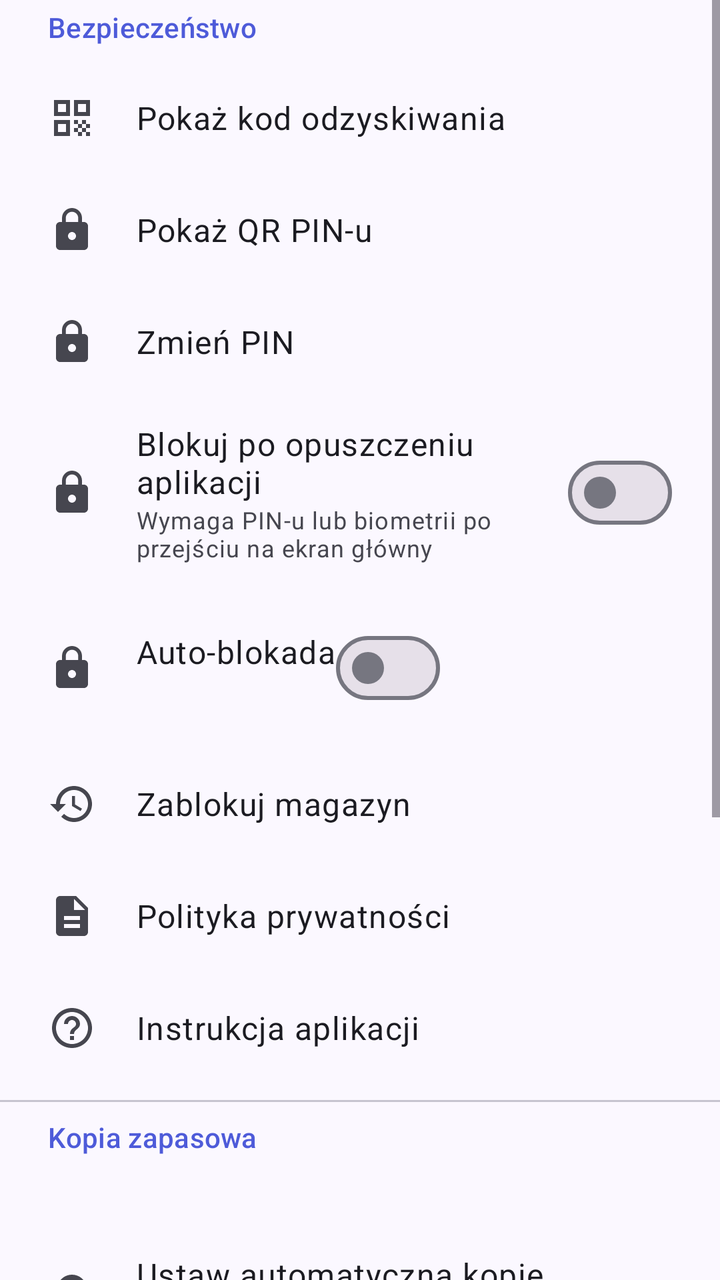
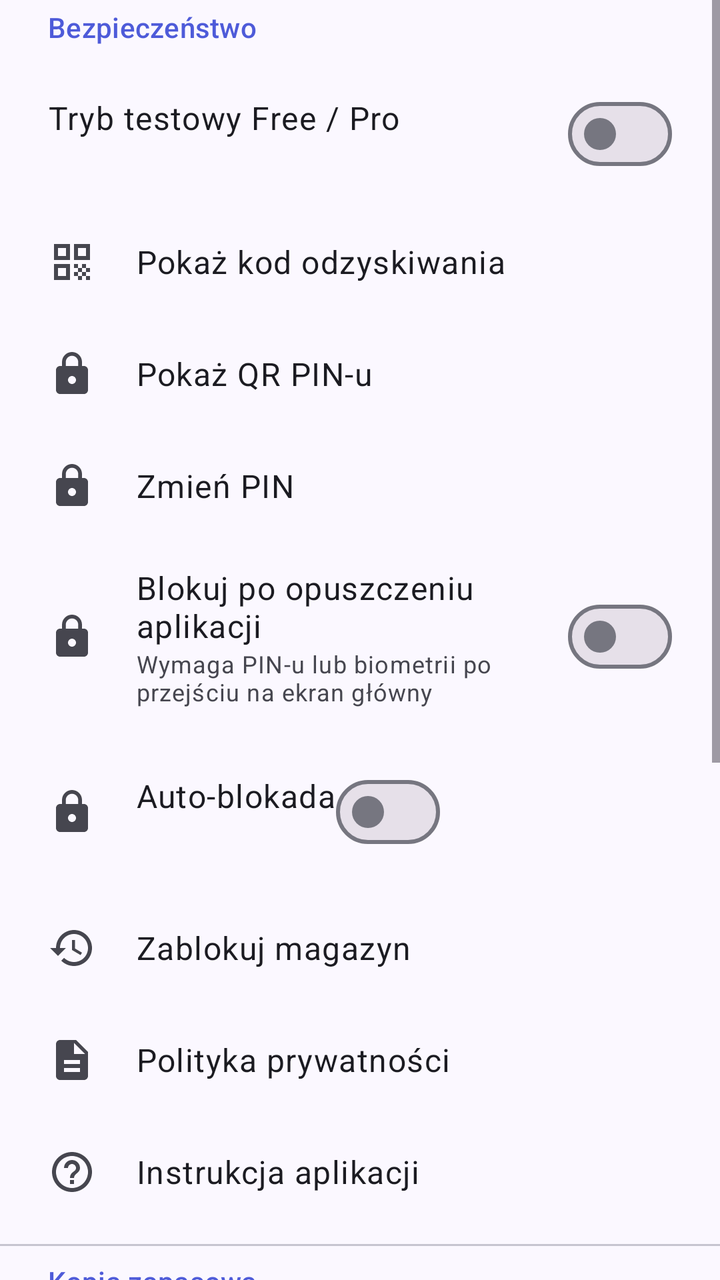

Before-and-after screenshots of an Android layout around one commit, followed by the original layout XML and the change that was made.
<!-- AndroidManifest.xml: application theme Theme.SecurePasswordManager -->
<!-- res/layout/dialog_settings.xml -->
<?xml version="1.0" encoding="utf-8"?>
<ScrollView xmlns:android="http://schemas.android.com/apk/res/android"
    xmlns:app="http://schemas.android.com/apk/res-auto"
    android:layout_width="match_parent"
    android:layout_height="wrap_content"
    android:maxHeight="480dp">

    <LinearLayout
        android:layout_width="match_parent"
        android:layout_height="wrap_content"
        android:orientation="vertical"
        android:paddingTop="4dp">

    <TextView
        android:layout_width="match_parent"
        android:layout_height="wrap_content"
        android:paddingHorizontal="24dp"
        android:paddingBottom="8dp"
        android:text="@string/settings_security"
        android:textAppearance="?attr/textAppearanceLabelLarge"
        android:textColor="?attr/colorPrimary" />

    <LinearLayout
        android:id="@+id/rowRecovery"
        android:layout_width="match_parent"
        android:layout_height="wrap_content"
        android:orientation="horizontal"
        android:gravity="center_vertical"
        android:background="?attr/selectableItemBackground"
        android:paddingHorizontal="24dp"
        android:paddingVertical="16dp"
        android:clickable="true"
        android:focusable="true">

        <ImageView
            android:layout_width="24dp"
            android:layout_height="24dp"
            android:src="@drawable/ic_qr_code"
            app:tint="?attr/colorOnSurfaceVariant"
            android:contentDescription="@null" />

        <TextView
            android:layout_width="wrap_content"
            android:layout_height="wrap_content"
            android:layout_marginStart="20dp"
            android:text="@string/settings_show_recovery"
            android:textAppearance="?attr/textAppearanceBodyLarge"
            android:textColor="?attr/colorOnSurface" />
    </LinearLayout>

    <LinearLayout
        android:id="@+id/rowPassphraseQr"
        android:layout_width="match_parent"
        android:layout_height="wrap_content"
        android:orientation="horizontal"
        android:gravity="center_vertical"
        android:background="?attr/selectableItemBackground"
        android:paddingHorizontal="24dp"
        android:paddingVertical="16dp"
        android:clickable="true"
        android:focusable="true">
        <ImageView
            android:layout_width="24dp"
            android:layout_height="24dp"
            android:src="@drawable/ic_lock"
            app:tint="?attr/colorOnSurfaceVariant"
            android:contentDescription="@null" />
        <TextView
            android:layout_width="wrap_content"
            android:layout_height="wrap_content"
            android:layout_marginStart="20dp"
            android:text="@string/action_show_passphrase_qr"
            android:textAppearance="?attr/textAppearanceBodyLarge"
            android:textColor="?attr/colorOnSurface" />
    </LinearLayout>

    <LinearLayout
        android:id="@+id/rowChangePin"
        android:layout_width="match_parent"
        android:layout_height="wrap_content"
        android:orientation="horizontal"
        android:gravity="center_vertical"
        android:background="?attr/selectableItemBackground"
        android:paddingHorizontal="24dp"
        android:paddingVertical="16dp"
        android:clickable="true"
        android:focusable="true">

        <ImageView
            android:layout_width="24dp"
            android:layout_height="24dp"
            android:src="@drawable/ic_lock"
            app:tint="?attr/colorOnSurfaceVariant"
            android:contentDescription="@null" />

        <TextView
            android:layout_width="wrap_content"
            android:layout_height="wrap_content"
            android:layout_marginStart="20dp"
            android:text="@string/settings_change_pin"
            android:textAppearance="?attr/textAppearanceBodyLarge"
            android:textColor="?attr/colorOnSurface" />
    </LinearLayout>

    <LinearLayout
        android:id="@+id/rowLockBackground"
        android:layout_width="match_parent"
        android:layout_height="wrap_content"
        android:orientation="horizontal"
        android:gravity="center_vertical"
        android:background="?attr/selectableItemBackground"
        android:paddingHorizontal="24dp"
        android:paddingVertical="12dp">

        <ImageView
            android:layout_width="24dp"
            android:layout_height="24dp"
            android:src="@drawable/ic_lock"
            app:tint="?attr/colorOnSurfaceVariant"
            android:contentDescription="@null" />

        <LinearLayout
            android:layout_width="0dp"
            android:layout_height="wrap_content"
            android:layout_weight="1"
            android:layout_marginStart="20dp"
            android:orientation="vertical">
            <TextView
                android:layout_width="wrap_content"
                android:layout_height="wrap_content"
                android:text="@string/settings_lock_background"
                android:textAppearance="?attr/textAppearanceBodyLarge"
                android:textColor="?attr/colorOnSurface" />
            <TextView
                android:layout_width="wrap_content"
                android:layout_height="wrap_content"
                android:text="@string/settings_lock_background_desc"
                android:textAppearance="?attr/textAppearanceBodySmall"
                android:textColor="?attr/colorOnSurfaceVariant" />
        </LinearLayout>

        <com.google.android.material.materialswitch.MaterialSwitch
            android:id="@+id/switchLockBackground"
            android:layout_width="wrap_content"
            android:layout_height="wrap_content" />
    </LinearLayout>

    <LinearLayout
        android:id="@+id/rowAutoLock"
        android:layout_width="match_parent"
        android:layout_height="wrap_content"
        android:orientation="horizontal"
        android:gravity="center_vertical"
        android:background="?attr/selectableItemBackground"
        android:paddingHorizontal="24dp"
        android:paddingVertical="16dp"
        android:clickable="true"
        android:focusable="true">

        <ImageView
            android:layout_width="24dp"
            android:layout_height="24dp"
            android:src="@drawable/ic_lock"
            app:tint="?attr/colorOnSurfaceVariant"
            android:contentDescription="@null" />

        <LinearLayout
            android:layout_width="wrap_content"
            android:layout_height="wrap_content"
            android:layout_marginStart="20dp"
            android:orientation="vertical">

            <TextView
                android:layout_width="wrap_content"
                android:layout_height="wrap_content"
                android:text="@string/settings_autolock"
                android:textAppearance="?attr/textAppearanceBodyLarge"
                android:textColor="?attr/colorOnSurface" />

            <TextView
                android:id="@+id/autoLockValue"
                android:layout_width="wrap_content"
                android:layout_height="wrap_content"
                android:textAppearance="?attr/textAppearanceBodySmall"
                android:textColor="?attr/colorOnSurfaceVariant" />
        </LinearLayout>

        <com.google.android.material.materialswitch.MaterialSwitch
            android:id="@+id/switchAutoLock"
            android:layout_width="wrap_content"
            android:layout_height="wrap_content" />
    </LinearLayout>

    <LinearLayout
        android:id="@+id/rowLock"
        android:layout_width="match_parent"
        android:layout_height="wrap_content"
        android:orientation="horizontal"
        android:gravity="center_vertical"
        android:background="?attr/selectableItemBackground"
        android:paddingHorizontal="24dp"
        android:paddingVertical="16dp"
        android:clickable="true"
        android:focusable="true">

        <ImageView
            android:layout_width="24dp"
            android:layout_height="24dp"
            android:src="@drawable/ic_restore"
            app:tint="?attr/colorOnSurfaceVariant"
            android:contentDescription="@null" />

        <TextView
            android:layout_width="wrap_content"
            android:layout_height="wrap_content"
            android:layout_marginStart="20dp"
            android:text="@string/settings_lock"
            android:textAppearance="?attr/textAppearanceBodyLarge"
            android:textColor="?attr/colorOnSurface" />
    </LinearLayout>

    <LinearLayout
        android:id="@+id/rowPrivacy"
        android:layout_width="match_parent"
        android:layout_height="wrap_content"
        android:orientation="horizontal"
        android:gravity="center_vertical"
        android:background="?attr/selectableItemBackground"
        android:paddingHorizontal="24dp"
        android:paddingVertical="16dp"
        android:clickable="true"
        android:focusable="true">
        <ImageView
            android:layout_width="24dp"
            android:layout_height="24dp"
            android:src="@drawable/ic_note"
            app:tint="?attr/colorOnSurfaceVariant"
            android:contentDescription="@null" />
        <TextView
            android:layout_width="wrap_content"
            android:layout_height="wrap_content"
            android:layout_marginStart="20dp"
            android:text="@string/settings_privacy"
            android:textAppearance="?attr/textAppearanceBodyLarge"
            android:textColor="?attr/colorOnSurface" />
    </LinearLayout>

    <LinearLayout
        android:id="@+id/rowTutorial"
        android:layout_width="match_parent"
        android:layout_height="wrap_content"
        android:orientation="horizontal"
        android:gravity="center_vertical"
        android:background="?attr/selectableItemBackground"
        android:paddingHorizontal="24dp"
        android:paddingVertical="16dp"
        android:clickable="true"
        android:focusable="true">
        <ImageView
            android:layout_width="24dp"
            android:layout_height="24dp"
            android:src="@drawable/ic_help"
            app:tint="?attr/colorOnSurfaceVariant"
            android:contentDescription="@null" />
        <TextView
            android:layout_width="wrap_content"
            android:layout_height="wrap_content"
            android:layout_marginStart="20dp"
            android:text="@string/settings_tutorial"
            android:textAppearance="?attr/textAppearanceBodyLarge"
            android:textColor="?attr/colorOnSurface" />
    </LinearLayout>

    <View
        android:layout_width="match_parent"
        android:layout_height="1dp"
        android:layout_marginVertical="8dp"
        android:background="?attr/colorOutlineVariant" />

    <TextView
        android:layout_width="match_parent"
        android:layout_height="wrap_content"
        android:paddingHorizontal="24dp"
        android:paddingBottom="8dp"
        android:text="@string/settings_sync"
        android:textAppearance="?attr/textAppearanceLabelLarge"
        android:textColor="?attr/colorPrimary" />

    <TextView
        android:id="@+id/remoteStatus"
        android:layout_width="match_parent"
        android:layout_height="wrap_content"
        android:paddingHorizontal="24dp"
        android:paddingBottom="8dp"
        android:textAppearance="?attr/textAppearanceBodySmall"
        android:textColor="?attr/colorOnSurfaceVariant" />

    <LinearLayout
        android:id="@+id/rowLinkRemote"
        android:layout_width="match_parent"
        android:layout_height="wrap_content"
        android:orientation="horizontal"
        android:gravity="center_vertical"
        android:background="?attr/selectableItemBackground"
        android:paddingHorizontal="24dp"
        android:paddingVertical="16dp"
        android:clickable="true"
        android:focusable="true">

        <ImageView
            android:layout_width="24dp"
            android:layout_height="24dp"
            android:src="@drawable/ic_cloud_upload"
            app:tint="?attr/colorOnSurfaceVariant"
            android:contentDescription="@null" />

        <LinearLayout
            android:layout_width="wrap_content"
            android:layout_height="wrap_content"
            android:layout_marginStart="20dp"
            android:orientation="vertical">

            <TextView
                android:layout_width="wrap_content"
                android:layout_height="wrap_content"
                android:text="@string/settings_link_remote"
                android:textAppearance="?attr/textAppearanceBodyLarge"
                android:textColor="?attr/colorOnSurface" />

            <TextView
                android:layout_width="wrap_content"
                android:layout_height="wrap_content"
                android:text="@string/settings_link_remote_desc"
                android:textAppearance="?attr/textAppearanceBodySmall"
                android:textColor="?attr/colorOnSurfaceVariant" />
        </LinearLayout>
    </LinearLayout>

    <LinearLayout
        android:id="@+id/rowSyncNow"
        android:layout_width="match_parent"
        android:layout_height="wrap_content"
        android:orientation="horizontal"
        android:gravity="center_vertical"
        android:background="?attr/selectableItemBackground"
        android:paddingHorizontal="24dp"
        android:paddingVertical="16dp"
        android:clickable="true"
        android:focusable="true">

        <ImageView
            android:layout_width="24dp"
            android:layout_height="24dp"
            android:src="@drawable/ic_sync"
            app:tint="?attr/colorOnSurfaceVariant"
            android:contentDescription="@null" />

        <TextView
            android:layout_width="wrap_content"
            android:layout_height="wrap_content"
            android:layout_marginStart="20dp"
            android:text="@string/settings_sync_now"
            android:textAppearance="?attr/textAppearanceBodyLarge"
            android:textColor="?attr/colorOnSurface" />
    </LinearLayout>

    <LinearLayout
        android:id="@+id/rowBackup"
        android:layout_width="match_parent"
        android:layout_height="wrap_content"
        android:orientation="horizontal"
        android:gravity="center_vertical"
        android:background="?attr/selectableItemBackground"
        android:paddingHorizontal="24dp"
        android:paddingVertical="16dp"
        android:clickable="true"
        android:focusable="true">

        <ImageView
            android:layout_width="24dp"
            android:layout_height="24dp"
            android:src="@drawable/ic_backup"
            app:tint="?attr/colorOnSurfaceVariant"
            android:contentDescription="@null" />

        <TextView
            android:layout_width="wrap_content"
            android:layout_height="wrap_content"
            android:layout_marginStart="20dp"
            android:text="@string/settings_backup"
            android:textAppearance="?attr/textAppearanceBodyLarge"
            android:textColor="?attr/colorOnSurface" />
    </LinearLayout>

    <LinearLayout
        android:id="@+id/rowImportBackup"
        android:layout_width="match_parent"
        android:layout_height="wrap_content"
        android:orientation="horizontal"
        android:gravity="center_vertical"
        android:background="?attr/selectableItemBackground"
        android:paddingHorizontal="24dp"
        android:paddingVertical="16dp"
        android:clickable="true"
        android:focusable="true">
        <ImageView
            android:layout_width="24dp"
            android:layout_height="24dp"
            android:src="@drawable/ic_import"
            app:tint="?attr/colorOnSurfaceVariant"
            android:contentDescription="@null" />
        <LinearLayout
            android:layout_width="wrap_content"
            android:layout_height="wrap_content"
            android:layout_marginStart="20dp"
            android:orientation="vertical">
            <TextView
                android:layout_width="wrap_content"
                android:layout_height="wrap_content"
                android:text="@string/settings_import_backup"
                android:textAppearance="?attr/textAppearanceBodyLarge"
                android:textColor="?attr/colorOnSurface" />
            <TextView
                android:layout_width="wrap_content"
                android:layout_height="wrap_content"
                android:text="@string/settings_import_backup_desc"
                android:textAppearance="?attr/textAppearanceBodySmall"
                android:textColor="?attr/colorOnSurfaceVariant" />
        </LinearLayout>
    </LinearLayout>

    <LinearLayout
        android:id="@+id/rowUnlinkRemote"
        android:layout_width="match_parent"
        android:layout_height="wrap_content"
        android:orientation="horizontal"
        android:gravity="center_vertical"
        android:background="?attr/selectableItemBackground"
        android:paddingHorizontal="24dp"
        android:paddingVertical="16dp"
        android:clickable="true"
        android:focusable="true">

        <ImageView
            android:layout_width="24dp"
            android:layout_height="24dp"
            android:src="@drawable/ic_cloud_off"
            app:tint="?attr/colorOnSurfaceVariant"
            android:contentDescription="@null" />

        <TextView
            android:layout_width="wrap_content"
            android:layout_height="wrap_content"
            android:layout_marginStart="20dp"
            android:text="@string/settings_unlink"
            android:textAppearance="?attr/textAppearanceBodyLarge"
            android:textColor="?attr/colorOnSurface" />
    </LinearLayout>

    <LinearLayout
        android:id="@+id/rowDeleteVault"
        android:layout_width="match_parent"
        android:layout_height="wrap_content"
        android:orientation="horizontal"
        android:gravity="center_vertical"
        android:background="?attr/selectableItemBackground"
        android:paddingHorizontal="24dp"
        android:paddingVertical="16dp"
        android:clickable="true"
        android:focusable="true">
        <ImageView
            android:layout_width="24dp"
            android:layout_height="24dp"
            android:src="@drawable/ic_cloud_off"
            app:tint="?attr/colorError"
            android:contentDescription="@null" />
        <LinearLayout
            android:layout_width="wrap_content"
            android:layout_height="wrap_content"
            android:layout_marginStart="20dp"
            android:orientation="vertical">
            <TextView
                android:layout_width="wrap_content"
                android:layout_height="wrap_content"
                android:text="@string/settings_delete_vault"
                android:textAppearance="?attr/textAppearanceBodyLarge"
                android:textColor="?attr/colorError" />
            <TextView
                android:layout_width="wrap_content"
                android:layout_height="wrap_content"
                android:text="@string/settings_delete_vault_desc"
                android:textAppearance="?attr/textAppearanceBodySmall"
                android:textColor="?attr/colorOnSurfaceVariant" />
        </LinearLayout>
    </LinearLayout>
    </LinearLayout>
</ScrollView>
<!-- resources referenced by this layout -->
<resources>
  <!-- drawable ic_import (drawable) -->
  <vector xmlns:android="http://schemas.android.com/apk/res/android"
      android:width="24dp" android:height="24dp"
      android:viewportWidth="24" android:viewportHeight="24"
      android:tint="?attr/colorControlNormal">
      <path android:fillColor="#FF000000"
          android:pathData="M19,3H5c-1.1,0 -2,0.9 -2,2v14c0,1.1 0.9,2 2,2h14c1.1,0 2,-0.9 2,-2V5c0,-1.1 -0.9,-2 -2,-2zM12,7l5,5h-3v4H10v-4H7l5,-5z" />
  </vector>
  <string name="action_show_passphrase_qr">Pokaż QR PIN-u</string>
  <string name="settings_autolock">Auto-blokada</string>
  <string name="settings_backup">Kopia jednorazowo w inne miejsce</string>
  <string name="settings_change_pin">Zmień PIN</string>
  <string name="settings_delete_vault">Usuń lokalny magazyn</string>
  <string name="settings_delete_vault_desc">Usuwa lokalny vault, klucze i tymczasowe pliki</string>
  <string name="settings_import_backup">Importuj kopię na tym urządzeniu</string>
  <string name="settings_import_backup_desc">Zastąpi lokalny magazyn wybraną zaszyfrowaną kopią</string>
  <string name="settings_link_remote">Ustaw automatyczną kopię</string>
  <string name="settings_link_remote_desc">Dysk Google, Dropbox, OneDrive, plik lokalny…</string>
  <string name="settings_lock">Zablokuj magazyn</string>
  <string name="settings_lock_background">Blokuj po opuszczeniu aplikacji</string>
  <string name="settings_lock_background_desc">Wymaga PIN-u lub biometrii po przejściu na ekran główny</string>
  <string name="settings_privacy">Polityka prywatności</string>
  <string name="settings_security">Bezpieczeństwo</string>
  <string name="settings_show_recovery">Pokaż kod odzyskiwania</string>
  <string name="settings_sync">Kopia zapasowa</string>
  <string name="settings_sync_now">Zrób kopię teraz</string>
  <string name="settings_tutorial">Instrukcja aplikacji</string>
  <string name="settings_unlink">Wyłącz automatyczną kopię</string>
  <color name="md_primary">#4E5BD9</color>
  <color name="md_on_primary">#FFFFFF</color>
  <color name="md_primary_container">#E1E0FF</color>
  <color name="md_on_primary_container">#03006E</color>
  <color name="md_secondary">#5B5D72</color>
  <color name="md_on_secondary">#FFFFFF</color>
  <color name="md_secondary_container">#E0E1F9</color>
  <color name="md_on_secondary_container">#181A2C</color>
  <color name="md_tertiary">#006A6A</color>
  <color name="md_on_tertiary">#FFFFFF</color>
  <color name="md_tertiary_container">#9CF1F0</color>
  <color name="md_on_tertiary_container">#002020</color>
  <color name="md_error">#BA1A1A</color>
  <color name="md_on_error">#FFFFFF</color>
  <color name="md_error_container">#FFDAD6</color>
  <color name="md_on_error_container">#410002</color>
  <color name="md_background">#FBF8FF</color>
  <color name="md_on_background">#1B1B21</color>
  <color name="md_surface">#FBF8FF</color>
  <color name="md_on_surface">#1B1B21</color>
  <color name="md_surface_variant">#E3E1EC</color>
  <color name="md_on_surface_variant">#46464F</color>
  <color name="md_surface_container">#F0EDF7</color>
  <color name="md_surface_container_high">#EAE7F1</color>
  <color name="md_outline">#767680</color>
  <color name="md_outline_variant">#C7C5D0</color>
  <style name="Theme.SecurePasswordManager.Dialog" parent="ThemeOverlay.Material3.MaterialAlertDialog">
          <item name="shapeAppearanceOverlay">@style/ShapeAppearance.Spm.Dialog</item>
      </style>
  <style name="ShapeAppearance.Spm.Dialog" parent="">
          <item name="cornerFamily">rounded</item>
          <item name="cornerSize">28dp</item>
      </style>
  <!-- unchanged entries left out for length: 10 -->
</resources>

<!-- the commit's change to res/layout/dialog_settings.xml (unified diff, before → after) -->
@@ -21,6 +21,38 @@
         android:textColor="?attr/colorPrimary" />
 
     <LinearLayout
+        android:id="@+id/rowPremiumDebug"
+        android:layout_width="match_parent"
+        android:layout_height="wrap_content"
+        android:orientation="horizontal"
+        android:gravity="center_vertical"
+        android:paddingHorizontal="24dp"
+        android:paddingVertical="12dp">
+        <LinearLayout
+            android:layout_width="0dp"
+            android:layout_height="wrap_content"
+            android:layout_weight="1"
+            android:orientation="vertical">
+            <TextView
+                android:layout_width="wrap_content"
+                android:layout_height="wrap_content"
+                android:text="@string/settings_premium_debug"
+                android:textAppearance="?attr/textAppearanceBodyLarge"
+                android:textColor="?attr/colorOnSurface" />
+            <TextView
+                android:id="@+id/premiumDebugStatus"
+                android:layout_width="wrap_content"
+                android:layout_height="wrap_content"
+                android:textAppearance="?attr/textAppearanceBodySmall"
+                android:textColor="?attr/colorOnSurfaceVariant" />
+        </LinearLayout>
+        <com.google.android.material.materialswitch.MaterialSwitch
+            android:id="@+id/switchPremiumDebug"
+            android:layout_width="wrap_content"
+            android:layout_height="wrap_content" />
+    </LinearLayout>
+
+    <LinearLayout
         android:id="@+id/rowRecovery"
         android:layout_width="match_parent"
         android:layout_height="wrap_content"
<!-- resource entries referenced after the edit -->
@@ -21,6 +21,7 @@
   <string name="settings_lock">Zablokuj magazyn</string>
   <string name="settings_lock_background">Blokuj po opuszczeniu aplikacji</string>
   <string name="settings_lock_background_desc">Wymaga PIN-u lub biometrii po przejściu na ekran główny</string>
+  <string name="settings_premium_debug">Tryb testowy Free / Pro</string>
   <string name="settings_privacy">Polityka prywatności</string>
   <string name="settings_security">Bezpieczeństwo</string>
   <string name="settings_show_recovery">Pokaż kod odzyskiwania</string>
